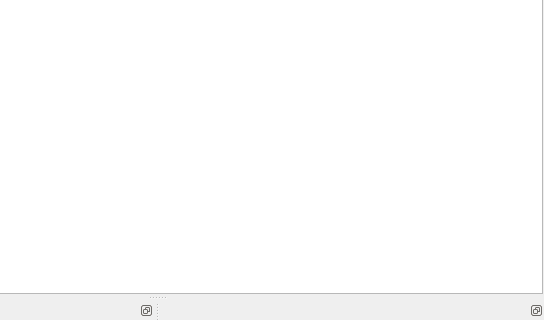
The window that projects/irc_tests/app_client/src/main_wnd.ui (z80/robocam) describes before a commit, drawn with Qt 5; both pictures show x 231 to 775 and y 257 to 577 of the 775 by 577 pixel window.
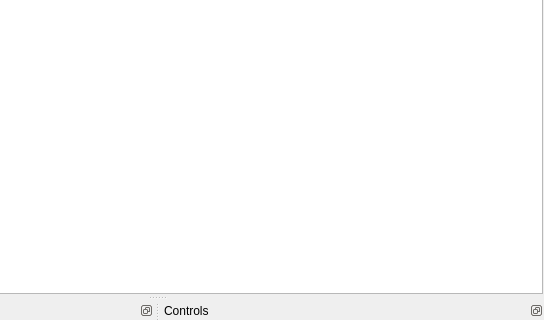
The same window after the commit. Custom widgets are drawn as their Qt base class.

Commit message: Controls window title added.

```diff
--- a/projects/irc_tests/app_client/src/main_wnd.ui
+++ b/projects/irc_tests/app_client/src/main_wnd.ui
@@ -73,6 +73,9 @@
    <property name="features">
     <set>QDockWidget::DockWidgetFloatable|QDockWidget::DockWidgetMovable</set>
    </property>
+   <property name="windowTitle">
+    <string>Controls</string>
+   </property>
    <attribute name="dockWidgetArea">
     <number>8</number>
    </attribute>
```
